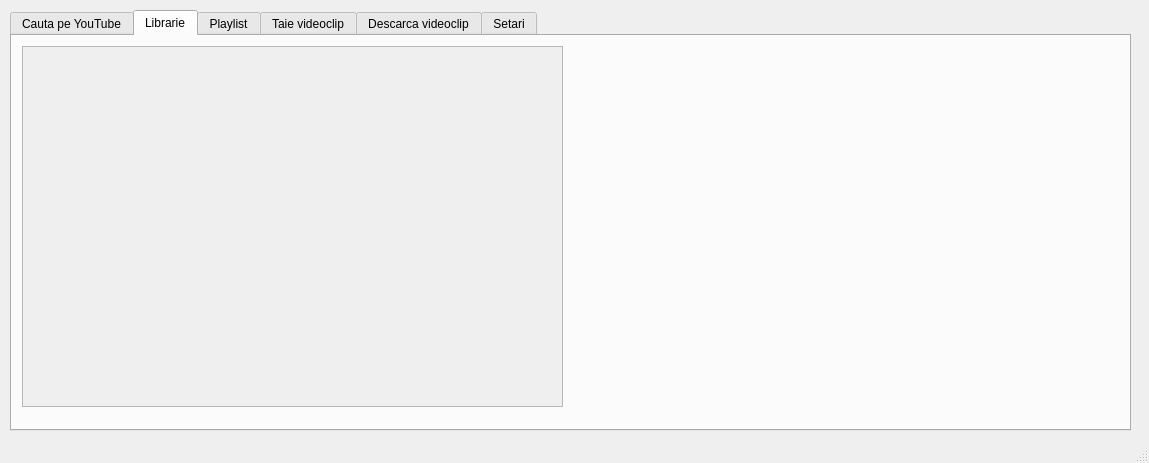
Old version of the form yt_py.ui in the repository cristibadea777/yt-py.
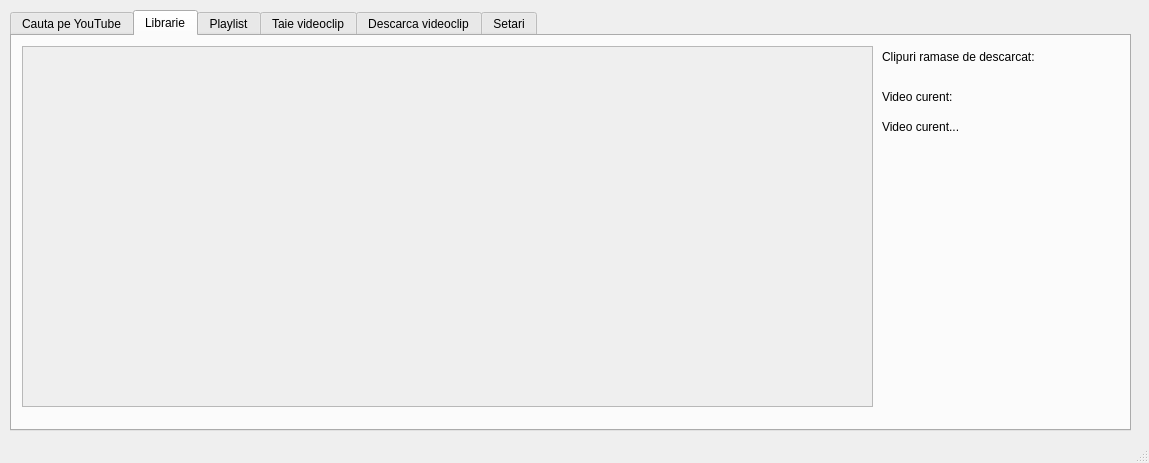
New version of the form. The open tabs and pages were chosen to show the change.

Patch:
```diff
--- a/yt_py.ui
+++ b/yt_py.ui
@@ -163,7 +163,7 @@
        <rect>
         <x>10</x>
         <y>10</y>
-        <width>541</width>
+        <width>851</width>
         <height>361</height>
        </rect>
       </property>
@@ -175,12 +175,51 @@
         <rect>
          <x>0</x>
          <y>0</y>
-         <width>535</width>
+         <width>845</width>
          <height>355</height>
         </rect>
        </property>
       </widget>
      </widget>
+     <widget class="QLabel" name="labelClipuriRamase">
+      <property name="geometry">
+       <rect>
+        <x>870</x>
+        <y>10</y>
+        <width>231</width>
+        <height>21</height>
+       </rect>
+      </property>
+      <property name="text">
+       <string>Clipuri ramase de descarcat: </string>
+      </property>
+     </widget>
+     <widget class="QLabel" name="labelVideoCurent1">
+      <property name="geometry">
+       <rect>
+        <x>870</x>
+        <y>50</y>
+        <width>231</width>
+        <height>21</height>
+       </rect>
+      </property>
+      <property name="text">
+       <string>Video curent:</string>
+      </property>
+     </widget>
+     <widget class="QLabel" name="labelVideoCurent2">
+      <property name="geometry">
+       <rect>
+        <x>870</x>
+        <y>80</y>
+        <width>231</width>
+        <height>21</height>
+       </rect>
+      </property>
+      <property name="text">
+       <string>Video curent...</string>
+      </property>
+     </widget>
     </widget>
     <widget class="QWidget" name="tabPlaylist">
      <attribute name="title">
```
Left out of the diff: 2 changed lines with no effect on the pictures.
